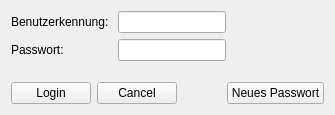
DenisReznikov/Smile, file Smile/UI/authentication.ui: the form before one commit.
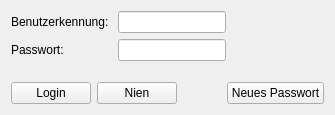
The form after the commit.

Patch:
```diff
--- a/Smile/UI/authentication.ui
+++ b/Smile/UI/authentication.ui
@@ -86,7 +86,7 @@
      <item>
       <widget class="QPushButton" name="cancelButton">
        <property name="text">
-        <string>Cancel</string>
+        <string>Nien</string>
        </property>
       </widget>
      </item>
```
